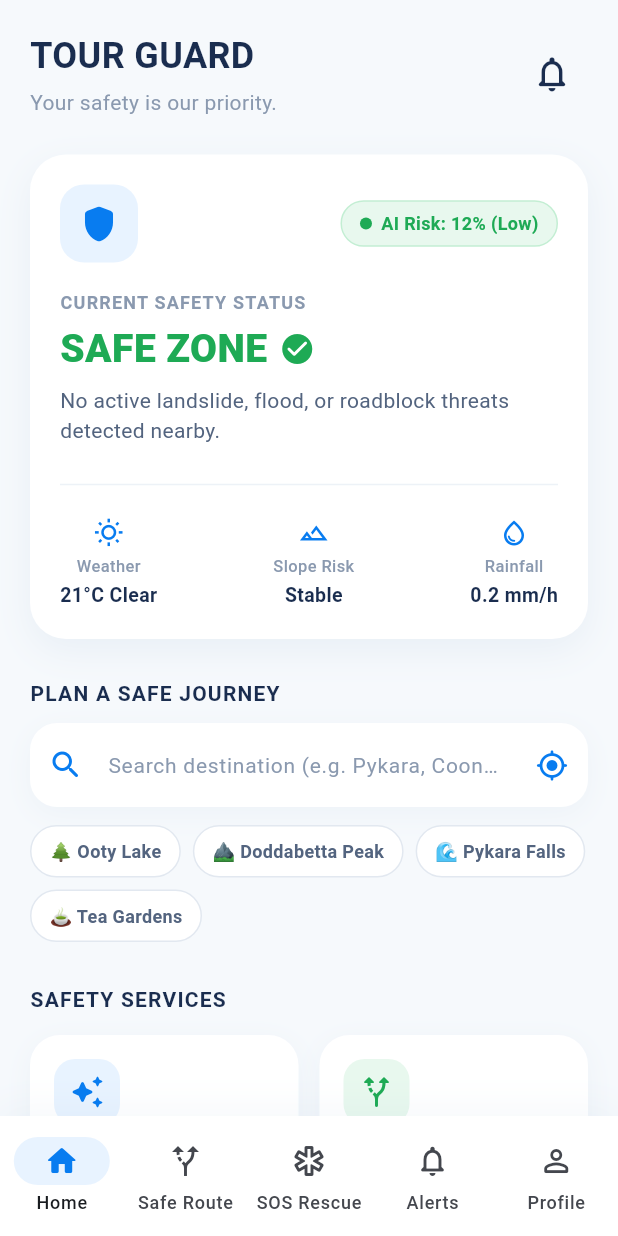
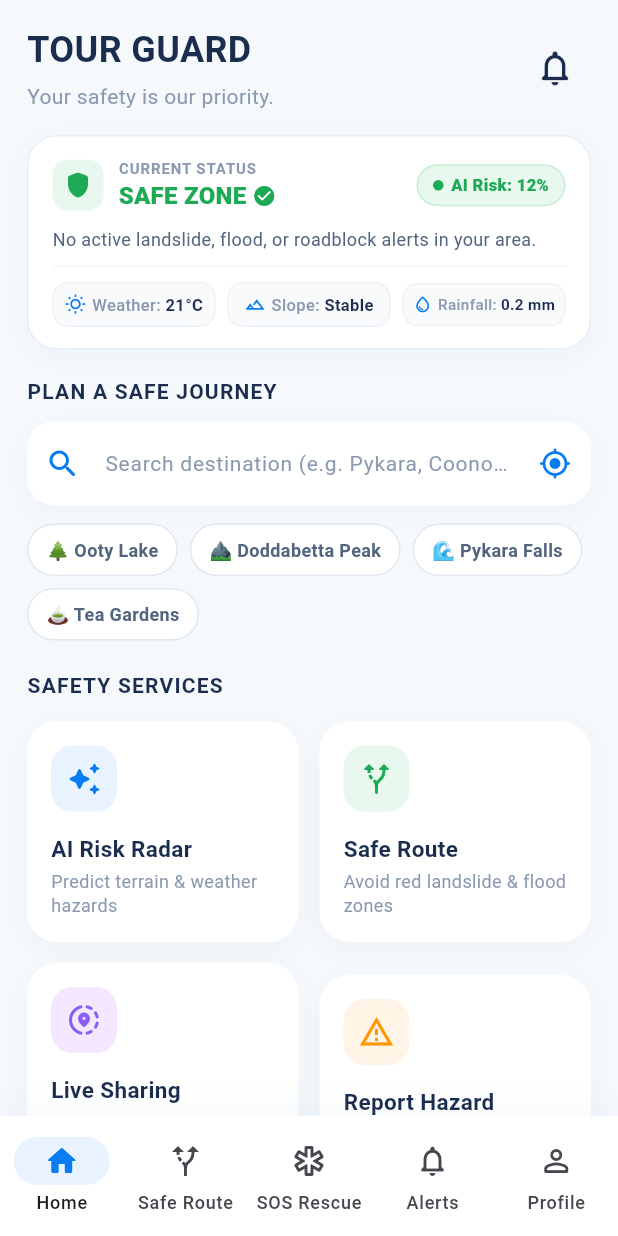
Before and after one commit to vigneshachari31/tour-guard, a Flutter app: the DashboardScreen screen opened by its route, on a phone screen of 412 x 824 dp. Run offline on Flutter 3.47's test engine with Material 3 defaults, Android fonts, the light colour scheme and no system bars; our stand-ins replace flutter_map, geolocator, latlong2.

Commit message:
changes in map

```diff
--- a/lib/screens/dashboard_screen.dart
+++ b/lib/screens/dashboard_screen.dart
@@ -39,17 +39,17 @@ class _DashboardScreenState extends State<DashboardScreen> {
       // Main Scrollable Body
       body: SafeArea(
         child: SingleChildScrollView(
-          padding: const EdgeInsets.all(20),
+          padding: const EdgeInsets.symmetric(horizontal: 18, vertical: 16),
           child: Column(
             crossAxisAlignment: CrossAxisAlignment.start,
             children: [
               // 1. App Title & Notifications Header
               const DashboardHeader(),
-              const SizedBox(height: 25),
+              const SizedBox(height: 16),
 
-              // 2. AI Safety Status & Live Environmental Card
+              // 2. AI Safety Status & Live Environmental Card (Compact)
               const SafetyStatusCard(),
-              const SizedBox(height: 26),
+              const SizedBox(height: 18),
 
               // 3. Destination Search Bar & Quick Suggestion Chips
               SearchDestinationBar(
@@ -57,7 +57,7 @@ class _DashboardScreenState extends State<DashboardScreen> {
                 onChipTap: (destination) => _navigateToMap(destination),
                 onGpsTap: () => _navigateToMap(),
               ),
-              const SizedBox(height: 28),
+              const SizedBox(height: 20),
 
               // 4. 2x2 Core Safety Services Grid (AI Radar, Route, Sharing, Reports)
               SafetyServicesGrid(
@@ -84,11 +84,11 @@ class _DashboardScreenState extends State<DashboardScreen> {
                   );
                 },
               ),
-              const SizedBox(height: 28),
+              const SizedBox(height: 20),
 
               // 5. Emergency SOS Beacon & Official Helplines (112, 1077)
               const SmartRescueCard(),
-              const SizedBox(height: 20),
+              const SizedBox(height: 14),
             ],
           ),
         ),
--- a/lib/widgets/dashboard/safety_status_card.dart
+++ b/lib/widgets/dashboard/safety_status_card.dart
@@ -1,9 +1,9 @@
 import 'package:flutter/material.dart';
 
 // ==============================================================================
-// 🛡️ SAFETY STATUS CARD WIDGET
-// Displays the AI Risk Score (e.g. 12% Low), Safe Zone status, and Live
-// environmental metrics (Weather, Slope/Terrain Risk, Rainfall).
+// 🛡️ COMPACT SAFETY STATUS CARD WIDGET
+// Sleek, compact overview displaying the AI Risk Score, Safe Zone verdict,
+// and responsive environmental metrics with zero RenderFlex overflow.
 // ==============================================================================
 class SafetyStatusCard extends StatelessWidget {
   const SafetyStatusCard({super.key});
@@ -12,53 +12,109 @@ class SafetyStatusCard extends StatelessWidget {
   Widget build(BuildContext context) {
     return Container(
       width: double.infinity,
-      padding: const EdgeInsets.all(20),
+      padding: const EdgeInsets.symmetric(horizontal: 16, vertical: 14),
       decoration: BoxDecoration(
         color: Colors.white,
-        borderRadius: BorderRadius.circular(24),
+        borderRadius: BorderRadius.circular(20),
+        border: Border.all(color: const Color(0xFFE8EFF7)),
         boxShadow: const [
           BoxShadow(
-            color: Color(0x0F0E4E91),
-            blurRadius: 20,
-            offset: Offset(0, 8),
+            color: Color(0x0A0E4E91),
+            blurRadius: 16,
+            offset: Offset(0, 4),
           ),
         ],
       ),
       child: Column(
         crossAxisAlignment: CrossAxisAlignment.start,
+        mainAxisSize: MainAxisSize.min,
         children: [
-          // Top Row: Shield Icon & AI Risk Pill
+          // ─── Top Row: Safe Zone Badge + AI Risk Pill ────────────────────────
           Row(
-            mainAxisAlignment: MainAxisAlignment.spaceBetween,
+            children: [
+              // Left: Shield Icon + Safe Zone Text
+              Expanded(
+                child: Row(
                   children: [
                     Container(
-                padding: const EdgeInsets.all(12),
+                      padding: const EdgeInsets.all(7),
                       decoration: BoxDecoration(
-                  color: const Color(0xFFE8F3FF),
-                  borderRadius: BorderRadius.circular(16),
+                        color: const Color(0xFFE8F8EE),
+                        borderRadius: BorderRadius.circular(10),
                       ),
                       child: const Icon(
                         Icons.shield_rounded,
-                  size: 28,
-                  color: Color(0xFF087CF0),
+                        size: 20,
+                        color: Color(0xFF1EAA55),
                       ),
                     ),
+                    const SizedBox(width: 10),
+                    const Flexible(
+                      child: Column(
+                        crossAxisAlignment: CrossAxisAlignment.start,
+                        children: [
+                          Text(
+                            'CURRENT STATUS',
+                            style: TextStyle(
+                              fontSize: 10,
+                              fontWeight: FontWeight.w700,
+                              letterSpacing: 0.6,
+                              color: Color(0xFF8A99AF),
+                            ),
+                          ),
+                          Row(
+                            mainAxisSize: MainAxisSize.min,
+                            children: [
+                              Text(
+                                'SAFE ZONE',
+                                style: TextStyle(
+                                  fontSize: 16,
+                                  fontWeight: FontWeight.w800,
+                                  color: Color(0xFF1EAA55),
+                                  letterSpacing: 0.2,
+                                ),
+                              ),
+                              SizedBox(width: 4),
+                              Icon(
+                                Icons.check_circle_rounded,
+                                color: Color(0xFF1EAA55),
+                                size: 16,
+                              ),
+                            ],
+                          ),
+                        ],
+                      ),
+                    ),
+                  ],
+                ),
+              ),
+
+              const SizedBox(width: 8),
+
+              // Right: AI Risk Score Pill
               Container(
-                padding: const EdgeInsets.symmetric(horizontal: 12, vertical: 6),
+                padding: const EdgeInsets.symmetric(
+                  horizontal: 10,
+                  vertical: 5,
+                ),
                 decoration: BoxDecoration(
                   color: const Color(0xFFE8F8EE),
-                  borderRadius: BorderRadius.circular(30),
+                  borderRadius: BorderRadius.circular(20),
                   border: Border.all(color: const Color(0xFFC3EED3)),
                 ),
                 child: const Row(
+                  mainAxisSize: MainAxisSize.min,
                   children: [
-                    CircleAvatar(radius: 4, backgroundColor: Color(0xFF1EAA55)),
-                    SizedBox(width: 6),
+                    CircleAvatar(
+                      radius: 3.5,
+                      backgroundColor: Color(0xFF1EAA55),
+                    ),
+                    SizedBox(width: 5),
                     Text(
-                      'AI Risk: 12% (Low)',
+                      'AI Risk: 12%',
                       style: TextStyle(
-                        fontSize: 12,
-                        fontWeight: FontWeight.w700,
+                        fontSize: 11,
+                        fontWeight: FontWeight.w800,
                         color: Color(0xFF1EAA55),
                       ),
                     ),
@@ -68,62 +124,49 @@ class SafetyStatusCard extends StatelessWidget {
             ],
           ),
 
-          const SizedBox(height: 18),
+          const SizedBox(height: 10),
 
-          // Title & Verdict
+          // ─── One-line status description ───────────────────────────────────
           const Text(
-            'CURRENT SAFETY STATUS',
+            'No active landslide, flood, or roadblock alerts in your area.',
             style: TextStyle(
               fontSize: 12,
-              fontWeight: FontWeight.w700,
-              letterSpacing: 0.8,
-              color: Color(0xFF8A99AF),
+              color: Color(0xFF53647F),
+              height: 1.25,
             ),
+            maxLines: 2,
+            overflow: TextOverflow.ellipsis,
           ),
-          const SizedBox(height: 4),
+
+          const SizedBox(height: 10),
+          const Divider(height: 1, color: Color(0xFFF1F5F9)),
+          const SizedBox(height: 10),
+
+          // ─── Responsive Environmental Stats Row ────────────────────────────
           const Row(
             children: [
-              Text(
-                'SAFE ZONE',
-                style: TextStyle(
-                  fontSize: 26,
-                  fontWeight: FontWeight.w800,
-                  color: Color(0xFF1EAA55),
-                  letterSpacing: 0.3,
+              Expanded(
+                child: _CompactStatItem(
+                  icon: Icons.wb_sunny_outlined,
+                  label: 'Weather',
+                  value: '21°C',
                 ),
               ),
               SizedBox(width: 8),
-              Icon(Icons.check_circle_rounded, color: Color(0xFF1EAA55), size: 24),
-            ],
-          ),
-          const SizedBox(height: 6),
-          const Text(
-            'No active landslide, flood, or roadblock threats detected nearby.',
-            style: TextStyle(fontSize: 14, color: Color(0xFF53647F), height: 1.4),
-          ),
-
-          const SizedBox(height: 18),
-          const Divider(color: Color(0xFFEDF2F7), thickness: 1),
-          const SizedBox(height: 14),
-
-          // Environmental Metrics Row
-          const Row(
-            mainAxisAlignment: MainAxisAlignment.spaceBetween,
-            children: [
-              _StatItem(
-                icon: Icons.wb_sunny_outlined,
-                label: 'Weather',
-                value: '21°C Clear',
-              ),
-              _StatItem(
+              Expanded(
+                child: _CompactStatItem(
                   icon: Icons.terrain_outlined,
-                label: 'Slope Risk',
+                  label: 'Slope',
                   value: 'Stable',
                 ),
-              _StatItem(
+              ),
+              SizedBox(width: 8),
+              Expanded(
+                child: _CompactStatItem(
                   icon: Icons.water_drop_outlined,
                   label: 'Rainfall',
-                value: '0.2 mm/h',
+                  value: '0.2 mm',
+                ),
               ),
             ],
           ),
@@ -133,13 +176,13 @@ class SafetyStatusCard extends StatelessWidget {
   }
 }
 
-// ─── Stat Item Helper Widget ─────────────────────────────────────────────────
-class _StatItem extends StatelessWidget {
+// ─── Compact Stat Item Widget (Scales down gracefully without overflow) ───────
+class _CompactStatItem extends StatelessWidget {
   final IconData icon;
   final String label;
   final String value;
 
-  const _StatItem({
+  const _CompactStatItem({
     required this.icon,
     required this.label,
     required this.value,
@@ -147,28 +190,39 @@ class _StatItem extends StatelessWidget {
 
   @override
   Widget build(BuildContext context) {
-    return Column(
+    return Container(
+      padding: const EdgeInsets.symmetric(horizontal: 6, vertical: 6),
+      decoration: BoxDecoration(
+        color: const Color(0xFFF8FAFC),
+        borderRadius: BorderRadius.circular(10),
+        border: Border.all(color: const Color(0xFFEDF2F7)),
+      ),
+      child: FittedBox(
+        fit: BoxFit.scaleDown,
+        child: Row(
+          mainAxisAlignment: MainAxisAlignment.center,
           children: [
-        Icon(icon, size: 20, color: const Color(0xFF087CF0)),
-        const SizedBox(height: 4),
+            Icon(icon, size: 14, color: const Color(0xFF087CF0)),
+            const SizedBox(width: 4),
             Text(
-          label,
+              '$label: ',
               style: const TextStyle(
                 fontSize: 11,
                 fontWeight: FontWeight.w500,
                 color: Color(0xFF8A99AF),
               ),
             ),
-        const SizedBox(height: 2),
             Text(
               value,
               style: const TextStyle(
-            fontSize: 13,
+                fontSize: 11,
                 fontWeight: FontWeight.w700,
                 color: Color(0xFF1A2D4F),
               ),
             ),
           ],
+        ),
+      ),
     );
   }
 }
--- a/lib/widgets/dashboard/smart_rescue_card.dart
+++ b/lib/widgets/dashboard/smart_rescue_card.dart
@@ -20,14 +20,17 @@ class SmartRescueCard extends StatelessWidget {
   Widget build(BuildContext context) {
     return Container(
       width: double.infinity,
-      padding: const EdgeInsets.all(20),
+      padding: const EdgeInsets.all(18),
       decoration: BoxDecoration(
         gradient: const LinearGradient(
-          colors: [Color(0xFFDC2626), Color(0xFF991B1B)], // Deep Emergency Crimson
+          colors: [
+            Color(0xFFDC2626),
+            Color(0xFF991B1B),
+          ], // Deep Emergency Crimson
           begin: Alignment.topLeft,
           end: Alignment.bottomRight,
         ),
-        borderRadius: BorderRadius.circular(24),
+        borderRadius: BorderRadius.circular(22),
         boxShadow: const [
           BoxShadow(
             color: Color(0x33DC2626),
@@ -45,13 +48,13 @@ class SmartRescueCard extends StatelessWidget {
             children: [
               const Row(
                 children: [
-                  Icon(Icons.emergency_rounded, color: Colors.white, size: 28),
+                  Icon(Icons.emergency_rounded, color: Colors.white, size: 24),
                   SizedBox(width: 8),
                   Text(
                     'SMART RESCUE',
                     style: TextStyle(
                       color: Colors.white,
-                      fontSize: 18,
+                      fontSize: 16,
                       fontWeight: FontWeight.w800,
                       letterSpacing: 0.5,
                     ),
@@ -59,14 +62,20 @@ class SmartRescueCard extends StatelessWidget {
                 ],
               ),
               Container(
-                padding: const EdgeInsets.symmetric(horizontal: 10, vertical: 4),
+                padding: const EdgeInsets.symmetric(
+                  horizontal: 10,
+                  vertical: 4,
+                ),
                 decoration: BoxDecoration(
                   color: Colors.white.withValues(alpha: 0.2),
                   borderRadius: BorderRadius.circular(20),
                 ),
                 child: const Row(
                   children: [
-                    CircleAvatar(radius: 3.5, backgroundColor: Colors.greenAccent),
+                    CircleAvatar(
+                      radius: 3.5,
+                      backgroundColor: Colors.greenAccent,
+                    ),
                     SizedBox(width: 5),
                     Text(
                       'GPS Active',
@@ -82,36 +91,43 @@ class SmartRescueCard extends StatelessWidget {
             ],
           ),
 
-          const SizedBox(height: 10),
+          const SizedBox(height: 8),
 
           // Description
           const Text(
             'In distress? Tap below to broadcast your live GPS and hazard situation directly to the nearest Rescue Authority.',
-            style: TextStyle(color: Colors.white, fontSize: 13, height: 1.4),
+            style: TextStyle(color: Colors.white, fontSize: 12, height: 1.35),
           ),
 
-          const SizedBox(height: 18),
+          const SizedBox(height: 14),
 
           // Trigger Emergency SOS Button
           SizedBox(
             width: double.infinity,
-            height: 52,
+            height: 48,
             child: ElevatedButton.icon(
-              onPressed: onTriggerSos ??
+              onPressed:
+                  onTriggerSos ??
                   () {
                     ScaffoldMessenger.of(context).showSnackBar(
                       const SnackBar(
-                        content: Text('🚨 SOS Alert Dispatched to Rescue Command Center!'),
+                        content: Text(
+                          '🚨 SOS Alert Dispatched to Rescue Command Center!',
+                        ),
                         backgroundColor: Color(0xFFDC2626),
                         duration: Duration(seconds: 4),
                       ),
                     );
                   },
-              icon: const Icon(Icons.sos_rounded, size: 28, color: Color(0xFFDC2626)),
+              icon: const Icon(
+                Icons.sos_rounded,
+                size: 26,
+                color: Color(0xFFDC2626),
+              ),
               label: const Text(
                 'TRIGGER EMERGENCY SOS',
                 style: TextStyle(
-                  fontSize: 15,
+                  fontSize: 14,
                   fontWeight: FontWeight.w800,
                   letterSpacing: 0.5,
                   color: Color(0xFFDC2626),
@@ -121,36 +137,58 @@ class SmartRescueCard extends StatelessWidget {
                 backgroundColor: Colors.white,
                 elevation: 0,
                 shape: RoundedRectangleBorder(
-                  borderRadius: BorderRadius.circular(16),
+                  borderRadius: BorderRadius.circular(14),
                 ),
               ),
             ),
           ),
 
-          const SizedBox(height: 12),
+          const SizedBox(height: 10),
 
-          // Direct Helplines
-          Row(
-            mainAxisAlignment: MainAxisAlignment.spaceEvenly,
+          // Direct Helplines (Fitted to prevent overflow on narrow screens)
+          FittedBox(
+            fit: BoxFit.scaleDown,
+            child: Row(
+              mainAxisAlignment: MainAxisAlignment.center,
               children: [
                 TextButton.icon(
                   onPressed: onPoliceDial ?? () {},
-                icon: const Icon(Icons.phone_in_talk_rounded, size: 16, color: Colors.white70),
+                  icon: const Icon(
+                    Icons.phone_in_talk_rounded,
+                    size: 15,
+                    color: Colors.white70,
+                  ),
                   label: const Text(
                     'Police: 112',
-                  style: TextStyle(color: Colors.white, fontSize: 12, fontWeight: FontWeight.w600),
+                    style: TextStyle(
+                      color: Colors.white,
+                      fontSize: 12,
+                      fontWeight: FontWeight.w600,
                     ),
                   ),
-              const Text('•', style: TextStyle(color: Colors.white54)),
+                ),
+                const Padding(
+                  padding: EdgeInsets.symmetric(horizontal: 8),
+                  child: Text('•', style: TextStyle(color: Colors.white54)),
+                ),
                 TextButton.icon(
                   onPressed: onDisasterDial ?? () {},
-                icon: const Icon(Icons.support_agent_rounded, size: 16, color: Colors.white70),
+                  icon: const Icon(
+                    Icons.support_agent_rounded,
+                    size: 15,
+                    color: Colors.white70,
+                  ),
                   label: const Text(
                     'Disaster Helpline: 1077',
-                  style: TextStyle(color: Colors.white, fontSize: 12, fontWeight: FontWeight.w600),
+                    style: TextStyle(
+                      color: Colors.white,
+                      fontSize: 12,
+                      fontWeight: FontWeight.w600,
+                    ),
                   ),
                 ),
               ],
+            ),
           ),
         ],
       ),
```
Lines whose indentation alone changed are shown as unchanged.
